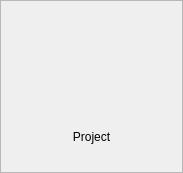
Before: the Qt Designer form resources/entity_type_card.ui in shotgunsoftware/tk-multi-importcut, drawn with Qt 5.
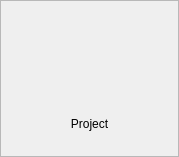
After: the same form once the commit is applied.

Diff of the .ui file:
```diff
--- a/resources/entity_type_card.ui
+++ b/resources/entity_type_card.ui
@@ -6,8 +6,8 @@
    <rect>
     <x>0</x>
     <y>0</y>
-    <width>183</width>
-    <height>173</height>
+    <width>179</width>
+    <height>157</height>
    </rect>
   </property>
   <property name="windowTitle">
```
Left out of the diff: 3 changed lines with no effect on the pictures.
